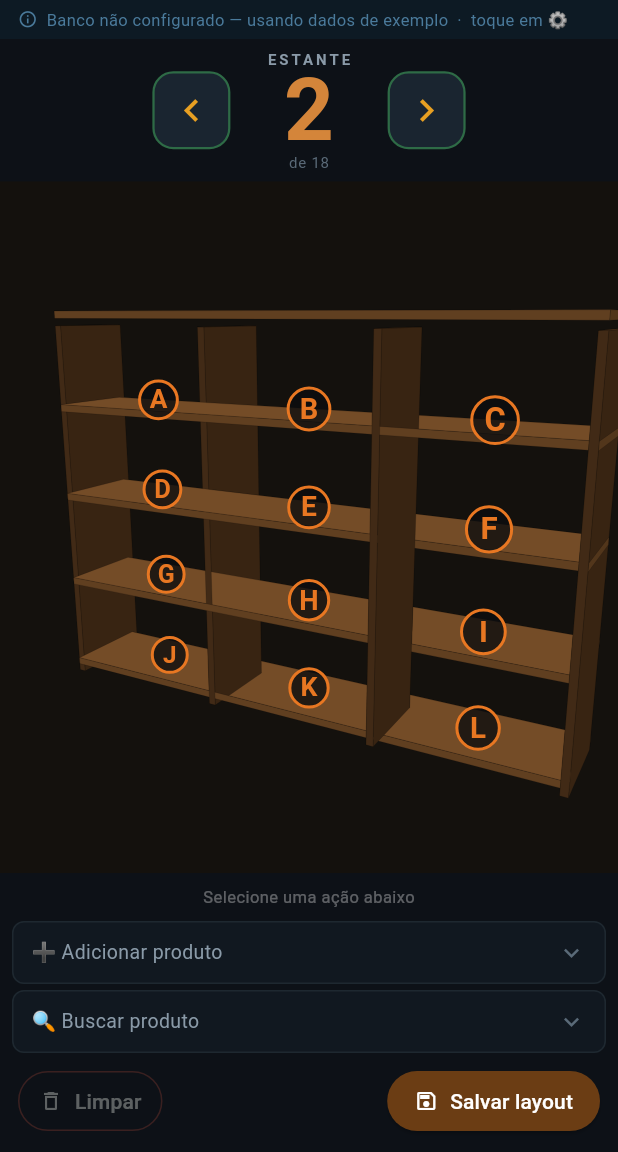
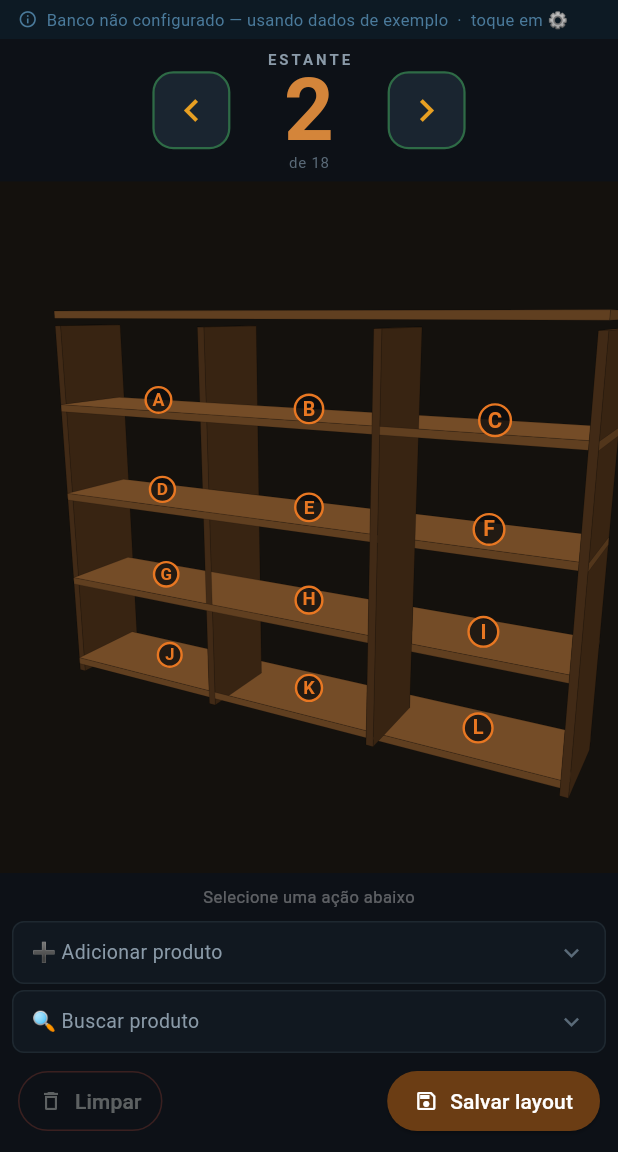
Before and after one commit to LeoLira1/Gondolas, a Flutter app: the EstantePage screen opened directly with sample values from the repository, after a tap on the "chevron right" icon, on a phone screen of 412 x 824 dp, the part 84-1236 px from its top. Run offline on Flutter 3.47's test engine with Material 3 defaults, Android fonts, the phone set to English and light mode, and no system bars; our stand-ins replace shared_preferences; missing offline and left inert: libsql_dart; accounts and stored records are empty.

Commit message:
Reduz o tamanho dos números de endereço nas estantes
Os discos numerados sobre as prateleiras estavam grandes demais e
tapavam as caixas na visualização. Diminui a fonte base em ~30% nas
cenas de estante (parede, estante padrão e EDR300), baixa o limite
máximo de escala de 1.8 para 1.5 ao aproximar a câmera e afina o
contorno do disco de 2.0 para 1.6 para acompanhar o novo tamanho.

O toque continua igual: o hit-test dessas cenas é por raio contra a
geometria da prateleira, não pelo raio do disco.

Co-Authored-By: Claude Opus 5 <noreply@anthropic.com>
Claude-Session: https://claude.ai/code/session_019nbLMJ3UhZcm1WfoRwfDr9

```diff
--- a/lib/estante_edr300_scene.dart
+++ b/lib/estante_edr300_scene.dart
@@ -342,7 +342,7 @@ class Edr300Painter extends CustomPainter {
     final rimPaint = Paint()
       ..color       = camda
       ..style       = PaintingStyle.stroke
-      ..strokeWidth = 2.0;
+      ..strokeWidth = 1.6;
 
     // Um badge por módulo × prateleira, com letras contínuas por módulo de
     // cima pra baixo (mesma régua de letraEstanteCelula): solo A–F; tripla
@@ -354,7 +354,7 @@ class Edr300Painter extends CustomPainter {
         if (hit == null) continue;
 
         final (screen, cz) = hit;
-        final fontSize = 22.0 * (3.0 / cz).clamp(0.5, 1.8);
+        final fontSize = 15.0 * (3.0 / cz).clamp(0.5, 1.5);
         final radius   = fontSize * 0.72;
 
         canvas.drawCircle(screen, radius, bgPaint);
--- a/lib/estante_parede_scene.dart
+++ b/lib/estante_parede_scene.dart
@@ -301,7 +301,7 @@ class EstanteParedePainter extends CustomPainter {
     final rimPaint = Paint()
       ..color       = camda
       ..style       = PaintingStyle.stroke
-      ..strokeWidth = 2.0;
+      ..strokeWidth = 1.6;
 
     // Endereço numérico contínuo por célula (1..72, coluna a coluna).
     for (final celula in EstanteParedeGeometry.celulas()) {
@@ -310,7 +310,7 @@ class EstanteParedePainter extends CustomPainter {
       if (hit == null) continue;
 
       final (screen, cz) = hit;
-      final fontSize = 22.0 * (5.0 / cz).clamp(0.5, 1.8);
+      final fontSize = 15.0 * (5.0 / cz).clamp(0.5, 1.5);
 
       final letter = letraEstanteCelula(estanteAtual, celula.coluna, celula.nivel);
       final tp = TextPainter(
--- a/lib/estante_scene.dart
+++ b/lib/estante_scene.dart
@@ -287,7 +287,7 @@ class EstantePainter extends CustomPainter {
     final rimPaint = Paint()
       ..color       = camda
       ..style       = PaintingStyle.stroke
-      ..strokeWidth = 2.0;
+      ..strokeWidth = 1.6;
 
     for (final celula in EstanteGeometry.celulasPara(estanteAtual)) {
       final xCenter = (celula.xMin + celula.xMax) / 2;
@@ -295,7 +295,7 @@ class EstantePainter extends CustomPainter {
       if (hit == null) continue;
 
       final (screen, cz) = hit;
-      final fontSize = 28.0 * (6.0 / cz).clamp(0.5, 1.8);
+      final fontSize = 19.0 * (6.0 / cz).clamp(0.5, 1.5);
 
       final row    = nNiveis - 1 - celula.nivel;
       final letter = letraDoIndice(letraOffset + row * nColunas + celula.coluna);
```
